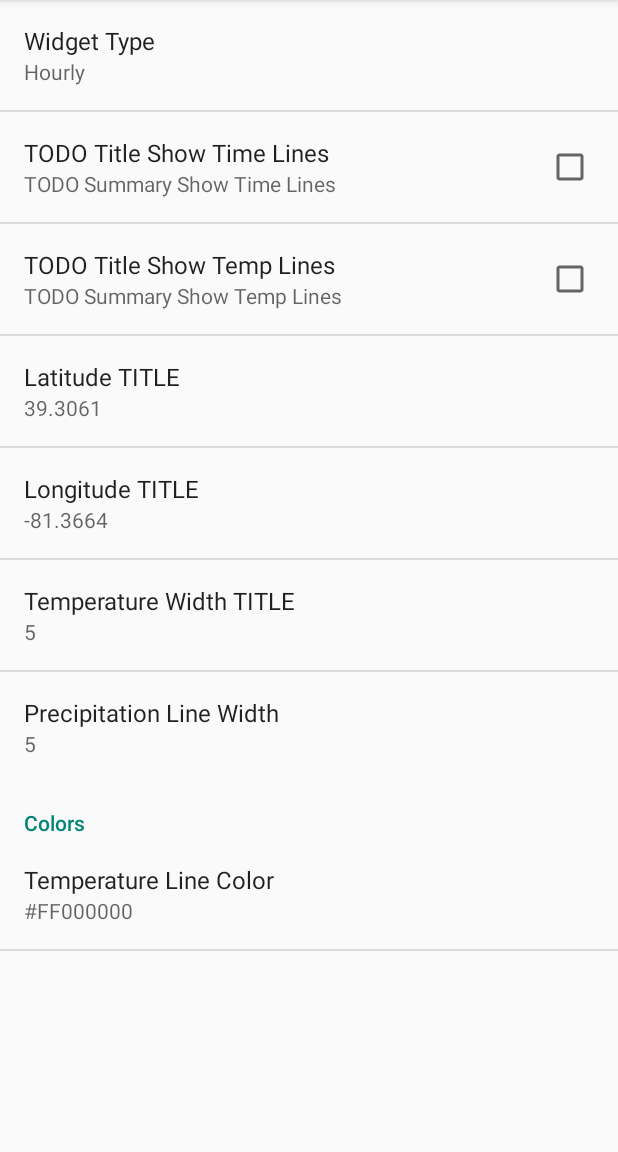
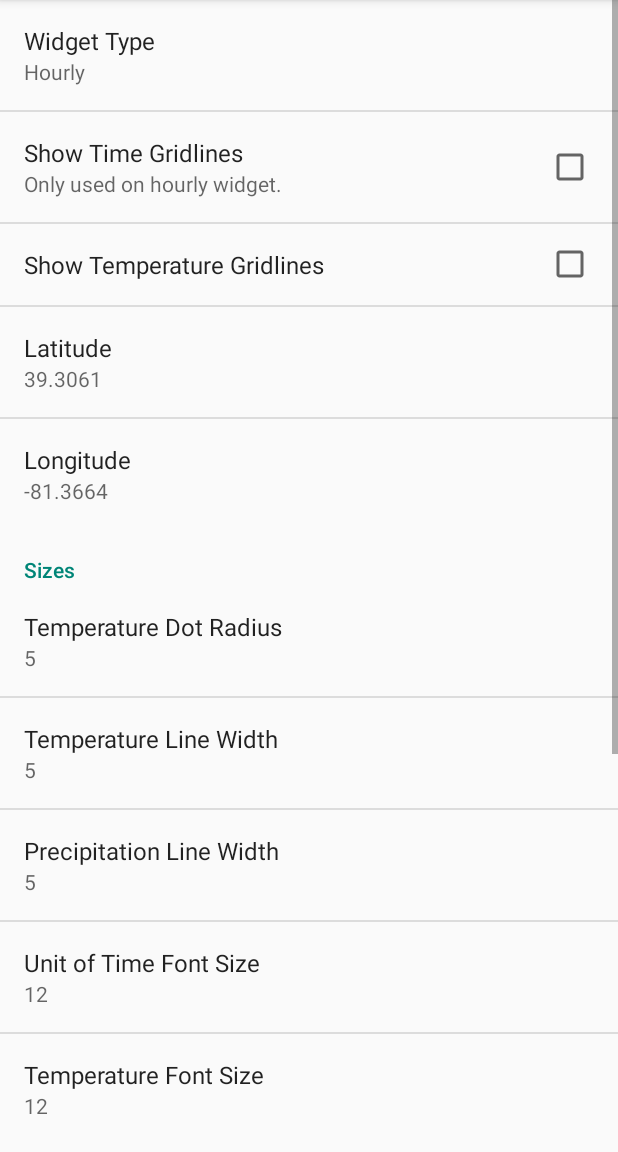
Before and after one commit to tdillon/weather-widget-number-one, an Android app: the fragment WidgetConfigFragment shown on its own in the app's theme, on a phone screen of 412 x 824 dp, the part 84-1236 px from its top. Run offline under Robolectric (Android 15) with nearby library versions, the phone set to English and light mode, and no system bars; 1 statement that could not run was skipped.

Commit message:
new preferences and pref cleanup.  both widget types are pretty close to final.

```diff
--- a/app/src/main/java/tgd/mindless/drone/weatherwidgetnumberone/WidgetConfig.java
+++ b/app/src/main/java/tgd/mindless/drone/weatherwidgetnumberone/WidgetConfig.java
@@ -34,7 +34,7 @@ public class WidgetConfig extends Activity {
         public void onSharedPreferenceChanged(SharedPreferences sharedPreferences, String key) {
             Log.v(TAG, "onSharedPreferenceChanged:   " + key);
 
-            if (key == WidgetConfigPreferences.LATITUDE || key == WidgetConfigPreferences.LONGITUDE) {
+            if (key.equals(WidgetConfigPreferences.LATITUDE) || key.equals(WidgetConfigPreferences.LONGITUDE)) {
                 locationChanged = true;
             } else {
                 float px = TypedValue.applyDimension(TypedValue.COMPLEX_UNIT_DIP, 250, getResources().getDisplayMetrics());
--- a/app/src/main/java/tgd/mindless/drone/weatherwidgetnumberone/WidgetConfigFragment.java
+++ b/app/src/main/java/tgd/mindless/drone/weatherwidgetnumberone/WidgetConfigFragment.java
@@ -24,11 +24,18 @@ public class WidgetConfigFragment extends PreferenceFragment /*implements Shared
                 case WidgetConfigPreferences.LATITUDE:
                 case WidgetConfigPreferences.LONGITUDE:
                 case WidgetConfigPreferences.TYPE:
+                case WidgetConfigPreferences.TEMP_DOT_COLOR:
                 case WidgetConfigPreferences.TEMP_LINE_COLOR:
+                case WidgetConfigPreferences.DAYLIGHT_COLOR:
+                case WidgetConfigPreferences.TEMP_FONT_COLOR:
+                case WidgetConfigPreferences.TIME_FONT_COLOR:
                     findPreference(key).setSummary(sharedPreferences.getString(key, ""));
                     break;
                 case WidgetConfigPreferences.TEMP_WIDTH:
                 case WidgetConfigPreferences.PRECIP_WIDTH:
+                case WidgetConfigPreferences.TEMP_LINE_WIDTH:
+                case WidgetConfigPreferences.TEMP_FONT_SIZE:
+                case WidgetConfigPreferences.TIME_FONT_SIZE:
                     findPreference(key).setSummary(String.valueOf(sharedPreferences.getInt(key, 0)));
                     break;
             }
@@ -59,8 +66,15 @@ public class WidgetConfigFragment extends PreferenceFragment /*implements Shared
         findPreference(WidgetConfigPreferences.LONGITUDE).setSummary(sp.getString(WidgetConfigPreferences.LONGITUDE, "TODO"));
         findPreference(WidgetConfigPreferences.TEMP_WIDTH).setSummary(String.valueOf(sp.getInt(WidgetConfigPreferences.TEMP_WIDTH, 0)));
         findPreference(WidgetConfigPreferences.PRECIP_WIDTH).setSummary(String.valueOf(sp.getInt(WidgetConfigPreferences.PRECIP_WIDTH, 0)));
+        findPreference(WidgetConfigPreferences.TEMP_LINE_WIDTH).setSummary(String.valueOf(sp.getInt(WidgetConfigPreferences.TEMP_LINE_WIDTH, 0)));
+        findPreference(WidgetConfigPreferences.TEMP_FONT_SIZE).setSummary(String.valueOf(sp.getInt(WidgetConfigPreferences.TEMP_FONT_SIZE, 0)));
+        findPreference(WidgetConfigPreferences.TIME_FONT_SIZE).setSummary(String.valueOf(sp.getInt(WidgetConfigPreferences.TIME_FONT_SIZE, 0)));
         findPreference(WidgetConfigPreferences.TYPE).setSummary(sp.getString(WidgetConfigPreferences.TYPE, "TODO"));
+        findPreference(WidgetConfigPreferences.TEMP_DOT_COLOR).setSummary(sp.getString(WidgetConfigPreferences.TEMP_DOT_COLOR, "TODO"));
         findPreference(WidgetConfigPreferences.TEMP_LINE_COLOR).setSummary(sp.getString(WidgetConfigPreferences.TEMP_LINE_COLOR, "TODO"));
+        findPreference(WidgetConfigPreferences.DAYLIGHT_COLOR).setSummary(sp.getString(WidgetConfigPreferences.DAYLIGHT_COLOR, "TODO"));
+        findPreference(WidgetConfigPreferences.TEMP_FONT_COLOR).setSummary(sp.getString(WidgetConfigPreferences.TEMP_FONT_COLOR, "TODO"));
+        findPreference(WidgetConfigPreferences.TIME_FONT_COLOR).setSummary(sp.getString(WidgetConfigPreferences.TIME_FONT_COLOR, "TODO"));
     }
 /*
     @Override
--- a/app/src/main/java/tgd/mindless/drone/weatherwidgetnumberone/WidgetConfigPreferences.java
+++ b/app/src/main/java/tgd/mindless/drone/weatherwidgetnumberone/WidgetConfigPreferences.java
@@ -24,6 +24,13 @@ public class WidgetConfigPreferences {
     public static final String WIDGET_CONFIG_COMPLETE = "pref_config_complete";
     public static final String TEMP_WIDTH = "pref_temp_width";
     public static final String PRECIP_WIDTH = "pref_precip_width";
+    public static final String TEMP_LINE_WIDTH = "pref_temp_line_width";
+    public static final String TEMP_FONT_SIZE = "pref_temp_font_size";
+    public static final String TIME_FONT_SIZE = "pref_time_font_size";
     public static final String TYPE = "pref_type";
+    public static final String TEMP_DOT_COLOR = "pref_temp_dot_color";
     public static final String TEMP_LINE_COLOR = "pref_temp_line_color";
+    public static final String DAYLIGHT_COLOR = "pref_daylight_color";
+    public static final String TEMP_FONT_COLOR = "pref_temp_font_color";
+    public static final String TIME_FONT_COLOR = "pref_time_font_color";
 }
--- a/app/src/main/res/xml/preferences.xml
+++ b/app/src/main/res/xml/preferences.xml
@@ -2,7 +2,6 @@
 <PreferenceScreen xmlns:android="http://schemas.android.com/apk/res/android">
     <ListPreference
         android:defaultValue="@string/widget_type_hourly"
-        android:dialogTitle="DIAG Title"
         android:entries="@array/widget_type_entries"
         android:entryValues="@array/widget_type_entries"
         android:key="pref_type"
@@ -10,36 +9,62 @@
     <CheckBoxPreference
         android:defaultValue="false"
         android:key="pref_showTimeLines"
-        android:summary="TODO Summary Show Time Lines"
-        android:title="TODO Title Show Time Lines" />
+        android:summary="Only used on hourly widget."
+        android:title="Show Time Gridlines" />
     <CheckBoxPreference
         android:defaultValue="false"
         android:key="pref_showTempLines"
-        android:summary="TODO Summary Show Temp Lines"
-        android:title="TODO Title Show Temp Lines" />
+        android:title="Show Temperature Gridlines" />
     <EditTextPreference
         android:defaultValue="39.3061"
         android:key="pref_latitude"
-        android:summary="Latitude SUMMARY"
-        android:title="Latitude TITLE" />
+        android:title="Latitude" />
     <EditTextPreference
         android:defaultValue="-81.3664"
         android:key="pref_longitude"
-        android:summary="Longitude SUMMARY"
-        android:title="Longitude TITLE" />
+        android:title="Longitude" />
+    <PreferenceCategory android:title="Sizes">
         <tgd.mindless.drone.weatherwidgetnumberone.NumberPickerPreference
             android:defaultValue="5"
             android:key="pref_temp_width"
-        android:summary="Temperature Width SUMMARY"
-        android:title="Temperature Width TITLE" />
+            android:title="Temperature Dot Radius" />
+        <tgd.mindless.drone.weatherwidgetnumberone.NumberPickerPreference
+            android:defaultValue="5"
+            android:key="pref_temp_line_width"
+            android:title="Temperature Line Width" />
         <tgd.mindless.drone.weatherwidgetnumberone.NumberPickerPreference
             android:defaultValue="5"
             android:key="pref_precip_width"
             android:title="Precipitation Line Width" />
+        <tgd.mindless.drone.weatherwidgetnumberone.NumberPickerPreference
+            android:defaultValue="12"
+            android:key="pref_time_font_size"
+            android:title="Unit of Time Font Size" />
+        <tgd.mindless.drone.weatherwidgetnumberone.NumberPickerPreference
+            android:defaultValue="12"
+            android:key="pref_temp_font_size"
+            android:title="Temperature Font Size" />
+    </PreferenceCategory>
     <PreferenceCategory android:title="Colors">
         <tgd.mindless.drone.weatherwidgetnumberone.ColorPickerPreference
-            android:defaultValue="#FF000000"
+            android:defaultValue="#FFFFFFFF"
+            android:key="pref_temp_dot_color"
+            android:title="Temperature Dot Color" />
+        <tgd.mindless.drone.weatherwidgetnumberone.ColorPickerPreference
+            android:defaultValue="#FFFFFFFF"
             android:key="pref_temp_line_color"
             android:title="Temperature Line Color" />
+        <tgd.mindless.drone.weatherwidgetnumberone.ColorPickerPreference
+            android:defaultValue="#FFFFFF00"
+            android:key="pref_daylight_color"
+            android:title="Daylight Hours Color" />
+        <tgd.mindless.drone.weatherwidgetnumberone.ColorPickerPreference
+            android:defaultValue="#FFFFFFFF"
+            android:key="pref_temp_font_color"
+            android:title="Temperature Font Color" />
+        <tgd.mindless.drone.weatherwidgetnumberone.ColorPickerPreference
+            android:defaultValue="#FFFFFFFF"
+            android:key="pref_time_font_color"
+            android:title="Unit of Time Font Color" />
     </PreferenceCategory>
 </PreferenceScreen>
```
Also changed, not shown: app/src/main/java/tgd/mindless/drone/weatherwidgetnumberone/WeatherClass.java (+5 -5 lines), app/src/main/java/tgd/mindless/drone/weatherwidgetnumberone/WeatherGraphDrawer.java (+240 -55 lines). Lines whose indentation alone changed are shown as unchanged.
